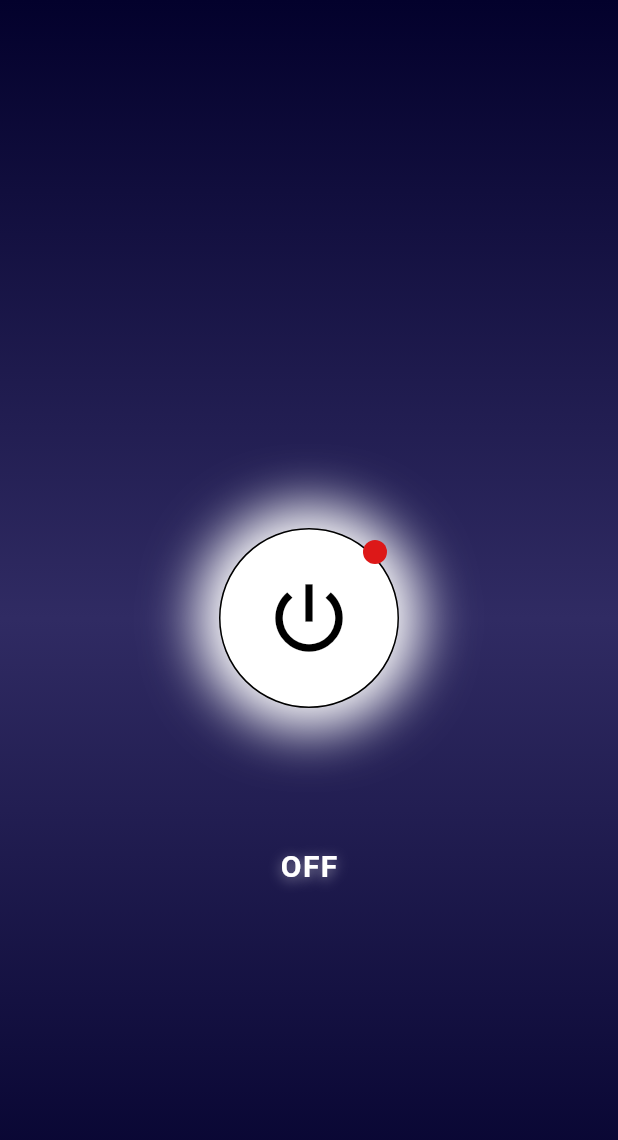
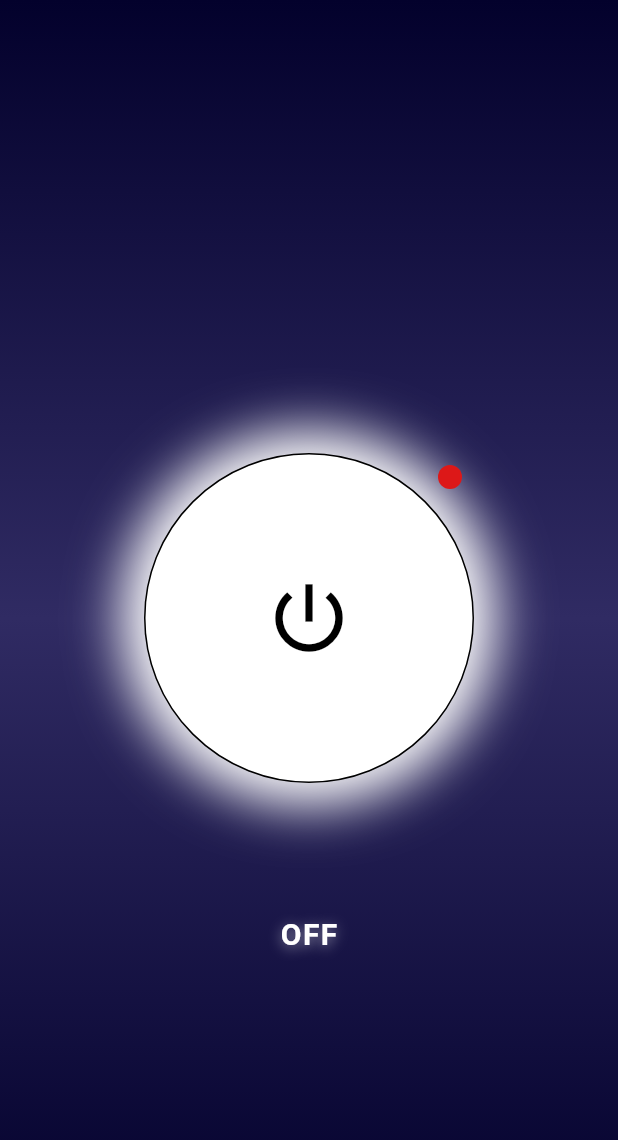
Before and after one commit to albatross65/FlashLight_App, a Flutter app: the screen it shows after launch, on a phone screen of 412 x 824 dp. Shown: the top 1140 px of the screen. Run offline on Flutter 3.47's test engine with Material 3 defaults, Android fonts, the phone set to English and light mode, and no system bars; our stand-ins replace permission_handler; missing offline and left inert: torch_controller.

Commit message:
Increased Circle Size

```diff
--- a/lib/flashlight.dart
+++ b/lib/flashlight.dart
@@ -22,7 +22,7 @@ class _FlashLightAppState extends State<FlashLightApp> with TickerProviderStateM
       shape: BoxShape.circle,
       boxShadow: [
         BoxShadow(
-          color: Colors.white.withOpacity(1.0), // White glow when not clicked
+          color: Colors.white.withOpacity(1.0),
           spreadRadius: 15,
           blurRadius: 30,
           offset: Offset(0.0, 0.0),
@@ -35,7 +35,7 @@ class _FlashLightAppState extends State<FlashLightApp> with TickerProviderStateM
       shape: BoxShape.circle,
       boxShadow: [
         BoxShadow(
-          color: Colors.red.withOpacity(1.0), // Red glow when clicked
+          color: Colors.red.withOpacity(1.0),
           spreadRadius: 30,
           blurRadius: 60,
           offset: Offset(0.0, 0.0),
@@ -48,7 +48,7 @@ class _FlashLightAppState extends State<FlashLightApp> with TickerProviderStateM
   @override
   void initState() {
     super.initState();
-    _requestPermission(); // Request camera permission
+    _requestPermission();
     animationController = AnimationController(
       vsync: this,
       duration: const Duration(milliseconds: 500),
@@ -103,8 +103,8 @@ class _FlashLightAppState extends State<FlashLightApp> with TickerProviderStateM
                   position: DecorationPosition.background,
                   decoration: decorationTween.animate(animationController),
                   child: SizedBox(
-                    width: 120,
-                    height: 120,
+                    width: 220,
+                    height: 220,
                     child: Stack(
                       children: [
                         Center(
@@ -129,7 +129,7 @@ class _FlashLightAppState extends State<FlashLightApp> with TickerProviderStateM
               ),
             ),
             Container(
-              height: MediaQuery.of(context).size.height / 1.4,
+              height: MediaQuery.of(context).size.height / 1.3,
               alignment: Alignment.bottomCenter,
               child: AnimatedDefaultTextStyle(
                 curve: Curves.ease,
--- a/lib/main.dart
+++ b/lib/main.dart
@@ -6,8 +6,8 @@ import 'flashlight.dart';
 
 void main() {
   SystemChrome.setSystemUIOverlayStyle(SystemUiOverlayStyle(
-    systemNavigationBarColor: Color(0xff03012c), // Navigation bar color
-    systemNavigationBarIconBrightness: Brightness.light, // Icon brightness
+    systemNavigationBarColor: Color(0xff03012c),
+    systemNavigationBarIconBrightness: Brightness.light,
   ));
   TorchController().initialize();
   runApp(MyApp());
```
